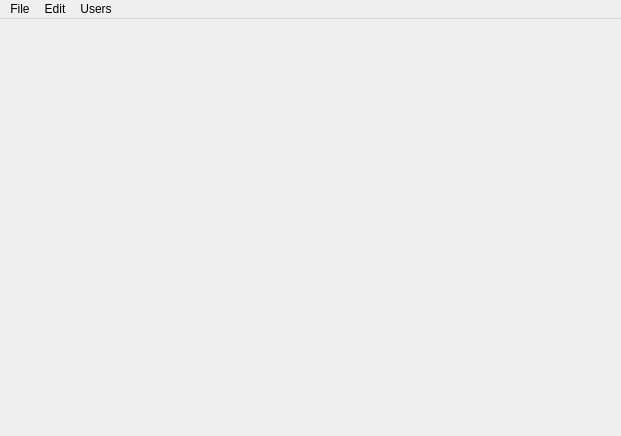
Above: CLIENT/GUI/editorWindow/ui/gui_editorwindow.ui from GiuliCler/GIMPteam before the change. Below: the same form after it.
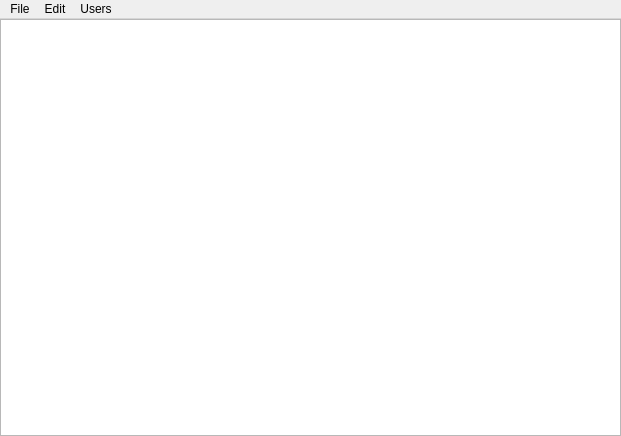
That is the form after the change.

```diff
--- a/CLIENT/GUI/editorWindow/ui/gui_editorwindow.ui
+++ b/CLIENT/GUI/editorWindow/ui/gui_editorwindow.ui
@@ -27,6 +27,9 @@
     <property name="bottomMargin">
      <number>0</number>
     </property>
+    <item row="0" column="0">
+     <widget class="QTextEdit" name="textEdit"/>
+    </item>
    </layout>
   </widget>
   <widget class="QMenuBar" name="menubar">
```
